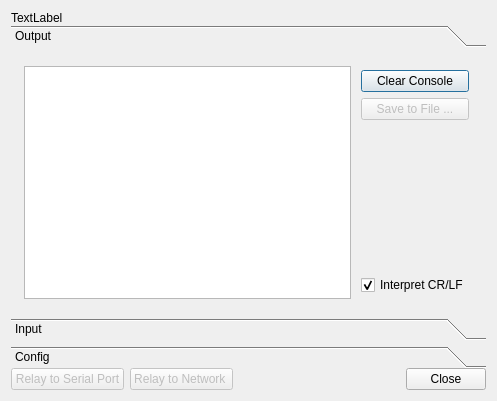
Above: ui/uartconsole.ui from TheProjecter/pockemul before the change. Below: the same form after it.
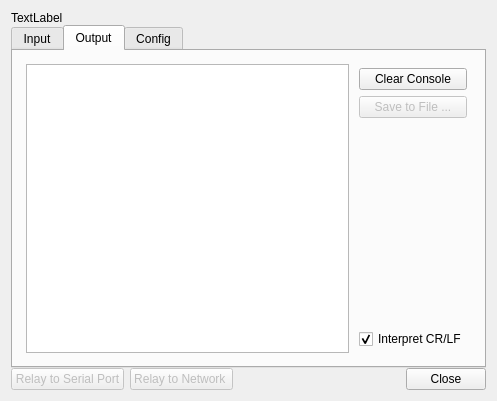
That is the form after the change. The open tabs and pages were chosen to show the change.

What changed in the file:
```diff
--- a/ui/uartconsole.ui
+++ b/ui/uartconsole.ui
@@ -30,7 +30,7 @@
       </widget>
      </item>
      <item>
-      <widget class="QToolBox" name="toolBox">
+      <widget class="QTabWidget" name="tabWidget">
        <property name="sizePolicy">
         <sizepolicy hsizetype="Expanding" vsizetype="Expanding">
          <horstretch>0</horstretch>
@@ -43,116 +43,8 @@
        <property name="currentIndex">
         <number>0</number>
        </property>
-       <widget class="QWidget" name="output">
-        <property name="geometry">
-         <rect>
-          <x>0</x>
-          <y>0</y>
-          <width>477</width>
-          <height>262</height>
-         </rect>
-        </property>
-        <attribute name="label">
-         <string>Output</string>
-        </attribute>
-        <layout class="QVBoxLayout" name="verticalLayout_3">
-         <item>
-          <layout class="QHBoxLayout" name="_2">
-           <property name="spacing">
-            <number>6</number>
-           </property>
-           <property name="margin">
-            <number>4</number>
-           </property>
-           <item>
-            <widget class="QTextEdit" name="textEdit_out">
-             <property name="sizePolicy">
-              <sizepolicy hsizetype="Expanding" vsizetype="MinimumExpanding">
-               <horstretch>0</horstretch>
-               <verstretch>0</verstretch>
-              </sizepolicy>
-             </property>
-             <property name="readOnly">
-              <bool>true</bool>
-             </property>
-             <property name="acceptRichText">
-              <bool>false</bool>
-             </property>
-            </widget>
-           </item>
-           <item>
-            <layout class="QVBoxLayout" name="_3">
-             <property name="spacing">
-              <number>6</number>
-             </property>
-             <property name="margin">
-              <number>4</number>
-             </property>
-             <item>
-              <widget class="QPushButton" name="pbClear">
-               <property name="minimumSize">
-                <size>
-                 <width>108</width>
-                 <height>0</height>
-                </size>
-               </property>
-               <property name="text">
-                <string>Clear Console</string>
-               </property>
-              </widget>
-             </item>
-             <item>
-              <widget class="QPushButton" name="pbSaveTo">
-               <property name="enabled">
-                <bool>false</bool>
-               </property>
-               <property name="text">
-                <string>Save to File ...</string>
-               </property>
-              </widget>
-             </item>
-             <item>
-              <spacer>
-               <property name="orientation">
-                <enum>Qt::Vertical</enum>
-               </property>
-               <property name="sizeType">
-                <enum>QSizePolicy::Expanding</enum>
-               </property>
-               <property name="sizeHint" stdset="0">
-                <size>
-                 <width>20</width>
-                 <height>10</height>
-                </size>
-               </property>
-              </spacer>
-             </item>
-             <item>
-              <widget class="QCheckBox" name="cbCRLF">
-               <property name="text">
-                <string>Interpret CR/LF</string>
-               </property>
-               <property name="checked">
-                <bool>true</bool>
-               </property>
-              </widget>
-             </item>
-            </layout>
-           </item>
-          </layout>
-         </item>
-        </layout>
-       </widget>
-       <widget class="QWidget" name="input">
-        <property name="geometry">
-         <rect>
-          <x>0</x>
-          <y>0</y>
-          <width>248</width>
-          <height>192</height>
-         </rect>
-        </property>
-        <attribute name="label">
+       <widget class="QWidget" name="tabWidgetPage2" native="true">
+        <attribute name="title">
          <string>Input</string>
         </attribute>
         <layout class="QVBoxLayout" name="verticalLayout_5">
@@ -307,16 +199,100 @@
          </item>
         </layout>
        </widget>
-       <widget class="QWidget" name="config">
-        <property name="geometry">
-         <rect>
-          <x>0</x>
-          <y>0</y>
-          <width>145</width>
-          <height>92</height>
-         </rect>
-        </property>
-        <attribute name="label">
+       <widget class="QWidget" name="tabWidgetPage1" native="true">
+        <attribute name="title">
+         <string>Output</string>
+        </attribute>
+        <layout class="QVBoxLayout" name="verticalLayout_3">
+         <item>
+          <layout class="QHBoxLayout" name="_2">
+           <property name="spacing">
+            <number>6</number>
+           </property>
+           <property name="margin">
+            <number>4</number>
+           </property>
+           <item>
+            <widget class="QTextEdit" name="textEdit_out">
+             <property name="sizePolicy">
+              <sizepolicy hsizetype="Expanding" vsizetype="MinimumExpanding">
+               <horstretch>0</horstretch>
+               <verstretch>0</verstretch>
+              </sizepolicy>
+             </property>
+             <property name="readOnly">
+              <bool>true</bool>
+             </property>
+             <property name="acceptRichText">
+              <bool>false</bool>
+             </property>
+            </widget>
+           </item>
+           <item>
+            <layout class="QVBoxLayout" name="_3">
+             <property name="spacing">
+              <number>6</number>
+             </property>
+             <property name="margin">
+              <number>4</number>
+             </property>
+             <item>
+              <widget class="QPushButton" name="pbClear">
+               <property name="minimumSize">
+                <size>
+                 <width>108</width>
+                 <height>0</height>
+                </size>
+               </property>
+               <property name="text">
+                <string>Clear Console</string>
+               </property>
+              </widget>
+             </item>
+             <item>
+              <widget class="QPushButton" name="pbSaveTo">
+               <property name="enabled">
+                <bool>false</bool>
+               </property>
+               <property name="text">
+                <string>Save to File ...</string>
+               </property>
+              </widget>
+             </item>
+             <item>
+              <spacer>
+               <property name="orientation">
+                <enum>Qt::Vertical</enum>
+               </property>
+               <property name="sizeType">
+                <enum>QSizePolicy::Expanding</enum>
+               </property>
+               <property name="sizeHint" stdset="0">
+                <size>
+                 <width>20</width>
+                 <height>10</height>
+                </size>
+               </property>
+              </spacer>
+             </item>
+             <item>
+              <widget class="QCheckBox" name="cbCRLF">
+               <property name="text">
+                <string>Interpret CR/LF</string>
+               </property>
+               <property name="checked">
+                <bool>true</bool>
+               </property>
+              </widget>
+             </item>
+            </layout>
+           </item>
+          </layout>
+         </item>
+        </layout>
+       </widget>
+       <widget class="QWidget" name="tabWidgetPage3" native="true">
+        <attribute name="title">
          <string>Config</string>
         </attribute>
         <layout class="QVBoxLayout" name="verticalLayout_6">
```
Left out of the diff: 19 changed lines with no effect on the pictures.
